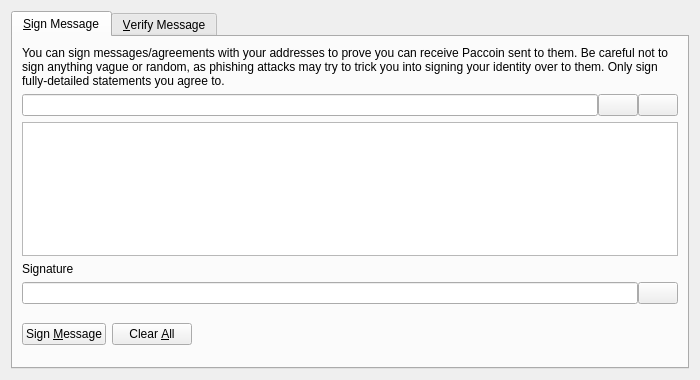
The window that src/qt/forms/signverifymessagedialog.ui (theRealDijida/PAC) describes before a commit, drawn with Qt 5.
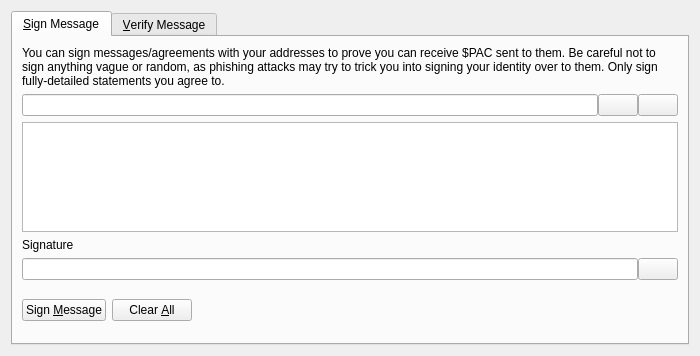
The same window after the commit. Custom widgets are drawn as their Qt base class.

```diff
--- a/src/qt/forms/signverifymessagedialog.ui
+++ b/src/qt/forms/signverifymessagedialog.ui
@@ -7,7 +7,7 @@
     <x>0</x>
     <y>0</y>
     <width>700</width>
-    <height>380</height>
+    <height>356</height>
    </rect>
   </property>
   <property name="windowTitle">
@@ -30,7 +30,7 @@
        <item>
         <widget class="QLabel" name="infoLabel_SM">
          <property name="text">
-          <string>You can sign messages/agreements with your addresses to prove you can receive Paccoin sent to them. Be careful not to sign anything vague or random, as phishing attacks may try to trick you into signing your identity over to them. Only sign fully-detailed statements you agree to.</string>
+          <string>You can sign messages/agreements with your addresses to prove you can receive $PAC sent to them. Be careful not to sign anything vague or random, as phishing attacks may try to trick you into signing your identity over to them. Only sign fully-detailed statements you agree to.</string>
          </property>
          <property name="textFormat">
           <enum>Qt::PlainText</enum>
```
